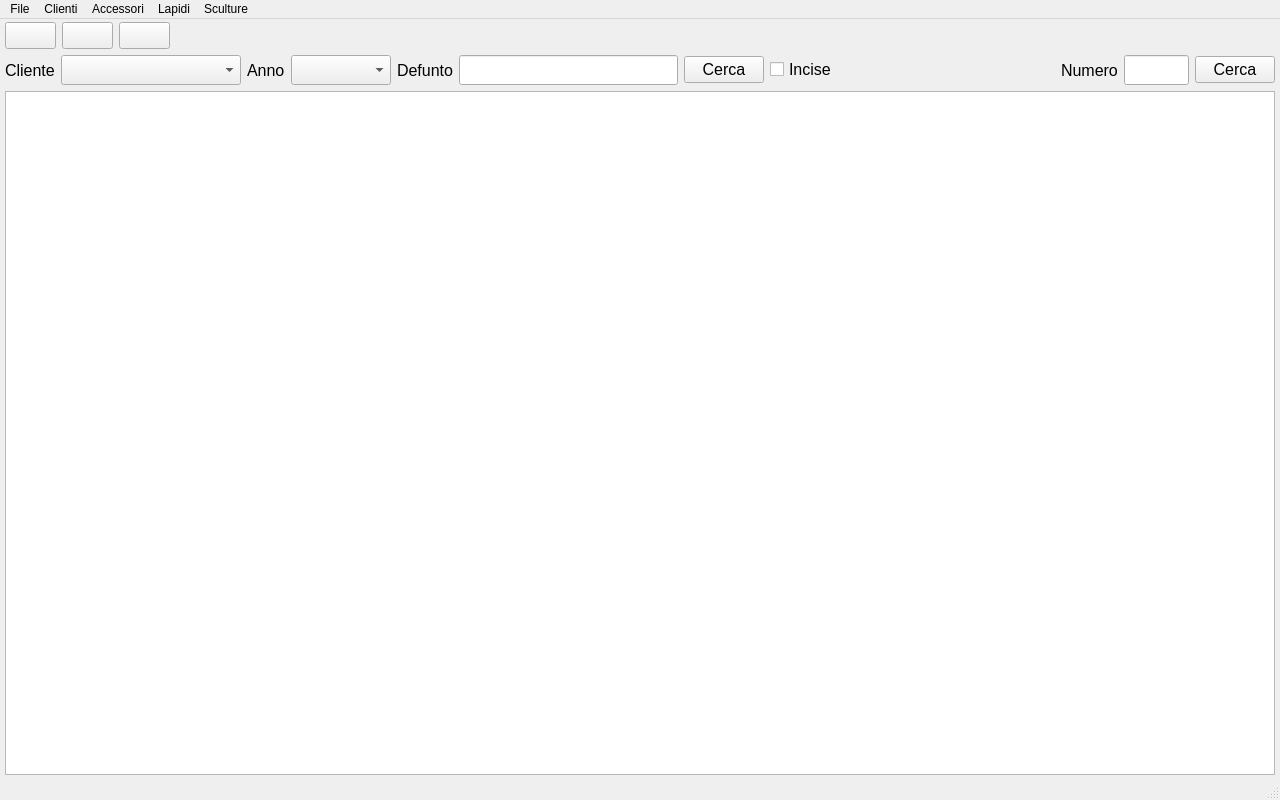
Above: funeraria.ui from LuigiCaradonna/funeraria before the change. Below: the same form after it.
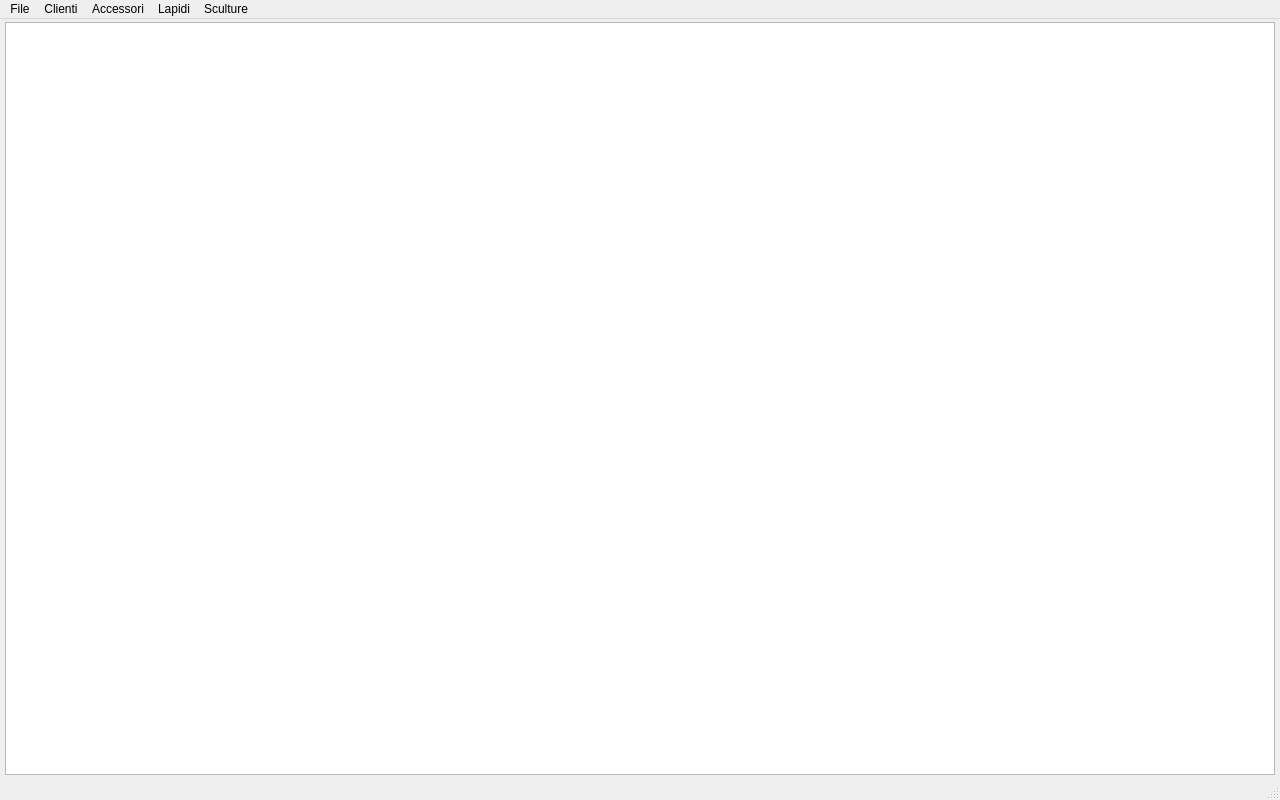
That is the form after the change. Icons and pictures are not drawn.

Commit message: Top and bottom bars removed from funeraria.ui

Diff of the .ui file:
```diff
--- a/funeraria.ui
+++ b/funeraria.ui
@@ -45,311 +45,7 @@
        <number>3</number>
       </property>
       <item>
-       <layout class="QHBoxLayout" name="btnBar">
-        <item>
-         <widget class="QPushButton" name="btnReport">
-          <property name="font">
-           <font>
-            <pointsize>12</pointsize>
-           </font>
-          </property>
-          <property name="toolTip">
-           <string>Report</string>
-          </property>
-          <property name="text">
-           <string/>
-          </property>
-          <property name="icon">
-           <iconset theme="QIcon::ThemeIcon::DocumentPageSetup"/>
-          </property>
-         </widget>
-        </item>
-        <item>
-         <widget class="QPushButton" name="btnToEngrave">
-          <property name="font">
-           <font>
-            <pointsize>12</pointsize>
-           </font>
-          </property>
-          <property name="toolTip">
-           <string>Da incidere</string>
-          </property>
-          <property name="text">
-           <string/>
-          </property>
-          <property name="icon">
-           <iconset theme="QIcon::ThemeIcon::MailMessageNew"/>
-          </property>
-         </widget>
-        </item>
-        <item>
-         <widget class="QPushButton" name="btnNewTomb">
-          <property name="font">
-           <font>
-            <pointsize>12</pointsize>
-           </font>
-          </property>
-          <property name="toolTip">
-           <string>Nuova lapide</string>
-          </property>
-          <property name="text">
-           <string/>
-          </property>
-          <property name="icon">
-           <iconset theme="QIcon::ThemeIcon::ListAdd"/>
-          </property>
-         </widget>
-        </item>
-        <item>
-         <spacer name="horizontalSpacer_2">
-          <property name="orientation">
-           <enum>Qt::Orientation::Horizontal</enum>
-          </property>
-          <property name="sizeHint" stdset="0">
-           <size>
-            <width>40</width>
-            <height>20</height>
-           </size>
-          </property>
-         </spacer>
-        </item>
-       </layout>
-      </item>
-      <item>
-       <layout class="QHBoxLayout" name="topHContainer">
-        <item>
-         <widget class="QLabel" name="lblClient">
-          <property name="minimumSize">
-           <size>
-            <width>0</width>
-            <height>30</height>
-           </size>
-          </property>
-          <property name="maximumSize">
-           <size>
-            <width>60</width>
-            <height>16777215</height>
-           </size>
-          </property>
-          <property name="font">
-           <font>
-            <pointsize>12</pointsize>
-           </font>
-          </property>
-          <property name="text">
-           <string>Cliente</string>
-          </property>
-         </widget>
-        </item>
-        <item>
-         <widget class="QComboBox" name="cbClient">
-          <property name="minimumSize">
-           <size>
-            <width>180</width>
-            <height>30</height>
-           </size>
-          </property>
-          <property name="maximumSize">
-           <size>
-            <width>180</width>
-            <height>16777215</height>
-           </size>
-          </property>
-          <property name="font">
-           <font>
-            <pointsize>12</pointsize>
-           </font>
-          </property>
-         </widget>
-        </item>
-        <item>
-         <widget class="QLabel" name="lblYear">
-          <property name="minimumSize">
-           <size>
-            <width>0</width>
-            <height>30</height>
-           </size>
-          </property>
-          <property name="font">
-           <font>
-            <pointsize>12</pointsize>
-           </font>
-          </property>
-          <property name="text">
-           <string>Anno</string>
-          </property>
-          <property name="margin">
-           <number>0</number>
-          </property>
-         </widget>
-        </item>
-        <item>
-         <widget class="QComboBox" name="cbYear">
-          <property name="minimumSize">
-           <size>
-            <width>100</width>
-            <height>30</height>
-           </size>
-          </property>
-          <property name="maximumSize">
-           <size>
-            <width>100</width>
-            <height>16777215</height>
-           </size>
-          </property>
-          <property name="font">
-           <font>
-            <pointsize>12</pointsize>
-           </font>
-          </property>
-         </widget>
-        </item>
-        <item>
-         <widget class="QLabel" name="lblDeceased">
-          <property name="minimumSize">
-           <size>
-            <width>0</width>
-            <height>30</height>
-           </size>
-          </property>
-          <property name="maximumSize">
-           <size>
-            <width>16777215</width>
-            <height>30</height>
-           </size>
-          </property>
-          <property name="font">
-           <font>
-            <pointsize>12</pointsize>
-           </font>
-          </property>
-          <property name="text">
-           <string>Defunto</string>
-          </property>
-         </widget>
-        </item>
-        <item>
-         <widget class="QLineEdit" name="leDeceased">
-          <property name="minimumSize">
-           <size>
-            <width>200</width>
-            <height>30</height>
-           </size>
-          </property>
-          <property name="maximumSize">
-           <size>
-            <width>16777215</width>
-            <height>30</height>
-           </size>
-          </property>
-          <property name="font">
-           <font>
-            <pointsize>12</pointsize>
-           </font>
-          </property>
-         </widget>
-        </item>
-        <item>
-         <widget class="QPushButton" name="btnSearch">
-          <property name="font">
-           <font>
-            <pointsize>12</pointsize>
-           </font>
-          </property>
-          <property name="text">
-           <string>Cerca</string>
-          </property>
-         </widget>
-        </item>
-        <item>
-         <widget class="QCheckBox" name="chbEngraved">
-          <property name="font">
-           <font>
-            <pointsize>12</pointsize>
-           </font>
-          </property>
-          <property name="toolTip">
-           <string>Lapidi che richievevano incisione</string>
-          </property>
-          <property name="text">
-           <string>Incise</string>
-          </property>
-          <property name="checked">
-           <bool>false</bool>
-          </property>
-         </widget>
-        </item>
-        <item>
-         <spacer name="horizontalSpacer">
-          <property name="orientation">
-           <enum>Qt::Orientation::Horizontal</enum>
-          </property>
-          <property name="sizeHint" stdset="0">
-           <size>
-            <width>40</width>
-            <height>20</height>
-           </size>
-          </property>
-         </spacer>
-        </item>
-        <item>
-         <widget class="QLabel" name="lblSearchByProgressive">
-          <property name="minimumSize">
-           <size>
-            <width>0</width>
-            <height>30</height>
-           </size>
-          </property>
-          <property name="maximumSize">
-           <size>
-            <width>16777215</width>
-            <height>30</height>
-           </size>
-          </property>
-          <property name="font">
-           <font>
-            <pointsize>12</pointsize>
-           </font>
-          </property>
-          <property name="text">
-           <string>Numero</string>
-          </property>
-         </widget>
-        </item>
-        <item>
-         <widget class="QLineEdit" name="leSearchByProgressive">
-          <property name="minimumSize">
-           <size>
-            <width>65</width>
-            <height>30</height>
-           </size>
-          </property>
-          <property name="maximumSize">
-           <size>
-            <width>65</width>
-            <height>30</height>
-           </size>
-          </property>
-          <property name="font">
-           <font>
-            <pointsize>12</pointsize>
-           </font>
-          </property>
-         </widget>
-        </item>
-        <item>
-         <widget class="QPushButton" name="btnSearchByProgressive">
-          <property name="font">
-           <font>
-            <pointsize>12</pointsize>
-           </font>
-          </property>
-          <property name="text">
-           <string>Cerca</string>
-          </property>
-         </widget>
-        </item>
-       </layout>
+       <layout class="QVBoxLayout" name="topBar"/>
       </item>
       <item>
        <layout class="QHBoxLayout" name="mainHContainer">
```
Left out of the diff: 6 changed lines with no effect on the pictures.
